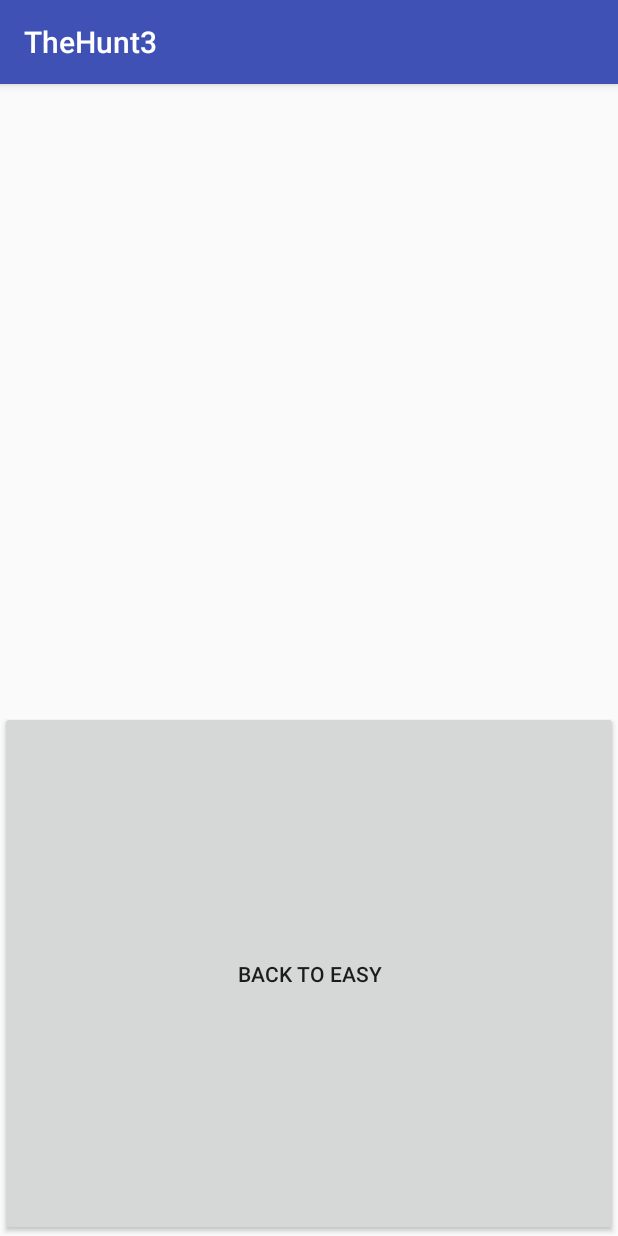
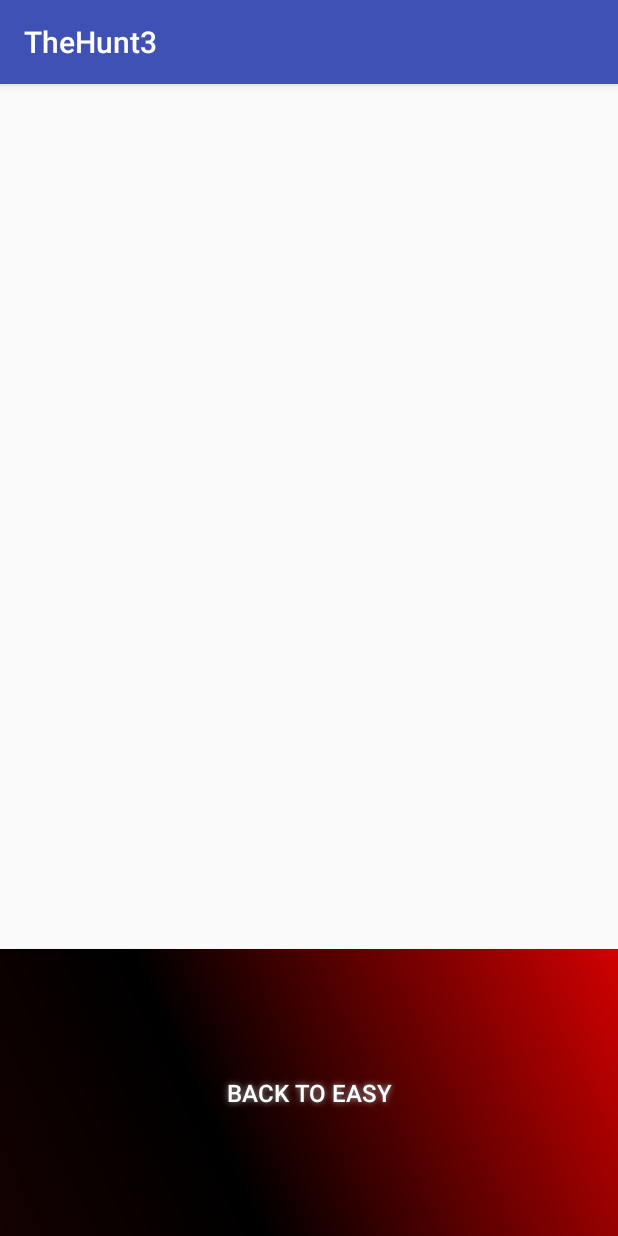
Before and after one commit to glynnja/TheHunt, an Android app: the FinishedEasy screen opened directly, with no data from a screen before it, on a phone screen of 412 x 824 dp. Run offline under Robolectric (Android 15) with nearby library versions, the phone set to English and light mode, and no system bars.

```diff
--- a/app/src/main/res/layout/easy_hunt.xml
+++ b/app/src/main/res/layout/easy_hunt.xml
@@ -7,15 +7,23 @@
     <ListView
         android:layout_width="match_parent"
         android:layout_height="418dp"
-
+        android:layout_weight="1.21"
         android:id="@+id/hunt" />
 
 
     <Button
         android:text="Back To Easy"
+        android:textColor="#FFFFFF"
+        android:textSize="16sp"
         android:layout_width="match_parent"
         android:layout_height="wrap_content"
         android:id="@+id/back"
-        android:layout_weight="1" />
+        android:layout_weight="1"
+        android:background="@drawable/buttonshape"
+        android:shadowColor="#A8A8A8"
+        android:shadowDx="0"
+        android:shadowDy="0"
+        android:shadowRadius="5"
+        />
 
 </LinearLayout>
--- a/app/src/main/res/layout/easy_screen.xml
+++ b/app/src/main/res/layout/easy_screen.xml
@@ -3,9 +3,9 @@
     xmlns:tools="http://schemas.android.com/tools"
     android:layout_width="match_parent"
     android:layout_height="match_parent"
-    android:orientation="vertical"
     android:baselineAligned="false"
-    android:weightSum="1">
+    android:weightSum="1"
+    android:orientation="vertical">
 
     <TextView
         android:text="TextView"
--- a/app/src/main/res/layout/faq_screen.xml
+++ b/app/src/main/res/layout/faq_screen.xml
@@ -6,6 +6,7 @@
 
     <TextView
         android:text="TextView"
+        android:textSize="17sp"
         android:layout_width="match_parent"
         android:layout_height="wrap_content"
         android:id="@+id/ffaRules"
```
Also changed, not shown: app/src/main/java/com/example/jacksonglynn/thehunt3/FrequentlyAskedQuestions.java (+10 -10 lines).
